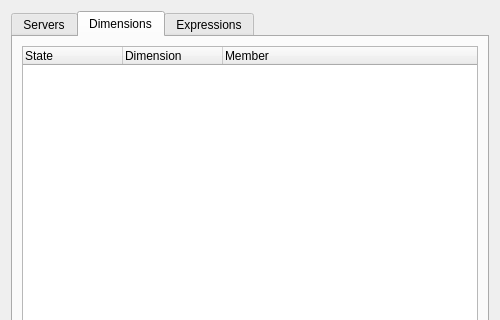
Qt form ui/sdmx_dialog_base.ui (lmorandini/SDMXPlugin) before a commit; both pictures show x 0 to 500 and y 0 to 320 of the 500 by 600 pixel window.
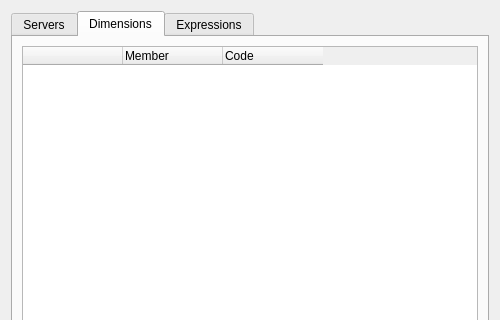
The same form after that commit. The open tabs and pages were chosen to show the change.

Commit message:
[AUR-4970] Development of a QGIS plugin to query             SDMX data cubes via WFS
- Revised the UI layout

Diff of the .ui file:
```diff
--- a/ui/sdmx_dialog_base.ui
+++ b/ui/sdmx_dialog_base.ui
@@ -121,22 +121,17 @@
                     <bool>true</bool>
                   </property>
                   <property name="sortingEnabled">
-                    <bool>False</bool>
+                    <bool>True</bool>
                   </property>
                   <property name="allColumnsShowFocus">
                     <bool>true</bool>
                   </property>
                   <attribute name="headerStretchLastSection">
-                    <bool>true</bool>
+                    <bool>false</bool>
                   </attribute>
                   <column>
                     <property name="text">
-                      <string>State</string>
-                    </property>
-                  </column>
-                  <column>
-                    <property name="text">
-                      <string>Dimension</string>
+                      <string> </string>
                     </property>
                   </column>
                   <column>
@@ -144,6 +139,11 @@
                       <string>Member</string>
                     </property>
                   </column>
+                  <column>
+                    <property name="text">
+                      <string>Code</string>
+                    </property>
+                  </column>
                 </widget>
               </item>
             </layout>
```
The commit also changes 2 other files.
